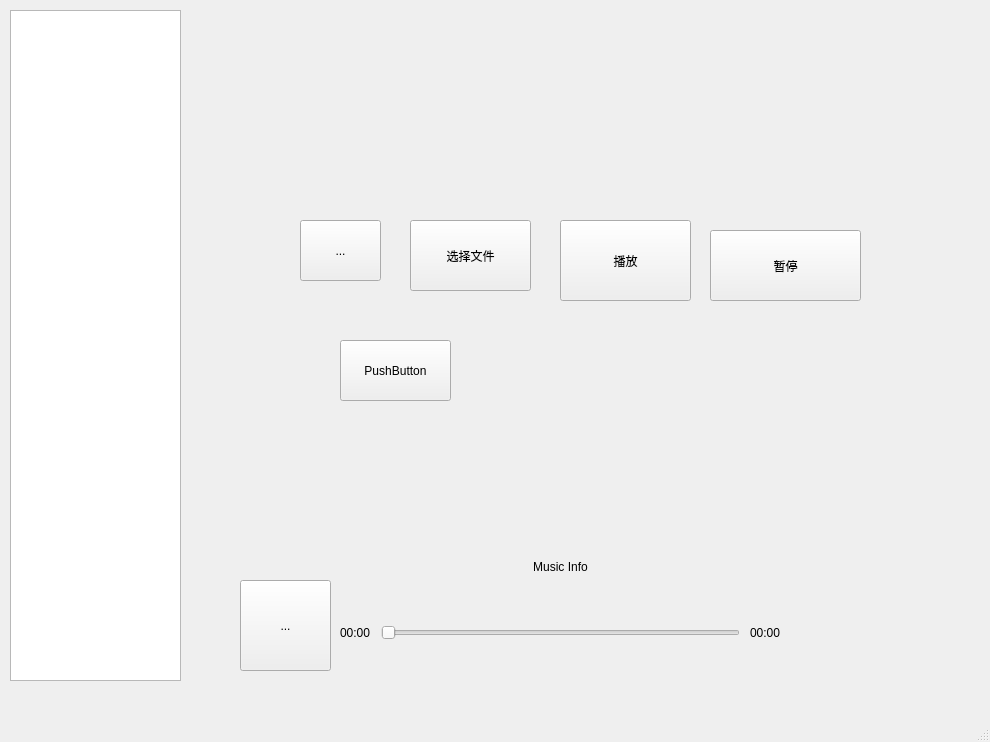
wutayiguo/MusicPlayer, file MusicPlayer/mainwindow.ui: the form before one commit.
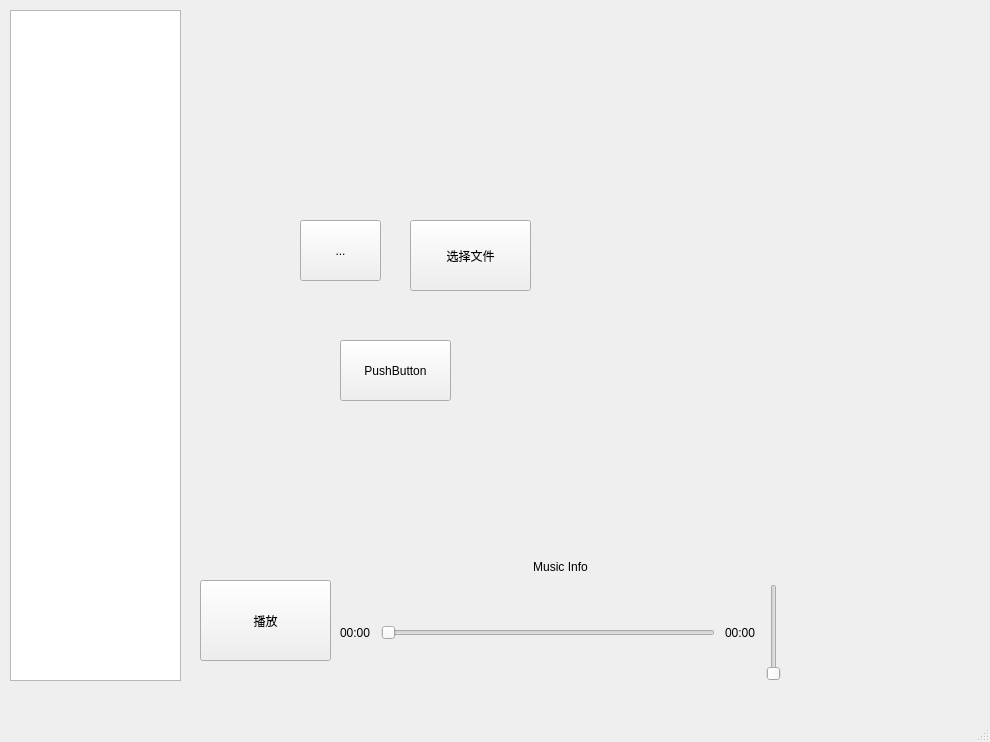
The form after the commit.

What changed in the file:
```diff
--- a/MusicPlayer/mainwindow.ui
+++ b/MusicPlayer/mainwindow.ui
@@ -27,43 +27,6 @@
      <string>...</string>
     </property>
    </widget>
-   <widget class="QToolButton" name="tbPlay">
-    <property name="geometry">
-     <rect>
-      <x>240</x>
-      <y>580</y>
-      <width>91</width>
-      <height>91</height>
-     </rect>
-    </property>
-    <property name="sizePolicy">
-     <sizepolicy hsizetype="Expanding" vsizetype="Expanding">
-      <horstretch>0</horstretch>
-      <verstretch>0</verstretch>
-     </sizepolicy>
-    </property>
-    <property name="minimumSize">
-     <size>
-      <width>60</width>
-      <height>0</height>
-     </size>
-    </property>
-    <property name="styleSheet">
-     <string notr="true"/>
-    </property>
-    <property name="text">
-     <string>...</string>
-    </property>
-    <property name="iconSize">
-     <size>
-      <width>50</width>
-      <height>50</height>
-     </size>
-    </property>
-    <property name="checkable">
-     <bool>true</bool>
-    </property>
-   </widget>
    <widget class="QPushButton" name="pushButton_select">
     <property name="geometry">
      <rect>
@@ -80,8 +43,8 @@
    <widget class="QPushButton" name="pushButton_play">
     <property name="geometry">
      <rect>
-      <x>560</x>
-      <y>220</y>
+      <x>200</x>
+      <y>580</y>
       <width>131</width>
       <height>81</height>
      </rect>
@@ -90,19 +53,6 @@
      <string>播放</string>
     </property>
    </widget>
-   <widget class="QPushButton" name="pushButton_pause">
-    <property name="geometry">
-     <rect>
-      <x>710</x>
-      <y>230</y>
-      <width>151</width>
-      <height>71</height>
-     </rect>
-    </property>
-    <property name="text">
-     <string>暂停</string>
-    </property>
-   </widget>
    <widget class="QPushButton" name="pushButton_test">
     <property name="geometry">
      <rect>
@@ -181,6 +131,13 @@
          </property>
         </widget>
        </item>
+       <item>
+        <widget class="QSlider" name="volumeSlider">
+         <property name="orientation">
+          <enum>Qt::Vertical</enum>
+         </property>
+        </widget>
+       </item>
       </layout>
      </item>
     </layout>
```
Left out of the diff: 3 changed lines with no effect on the pictures.
